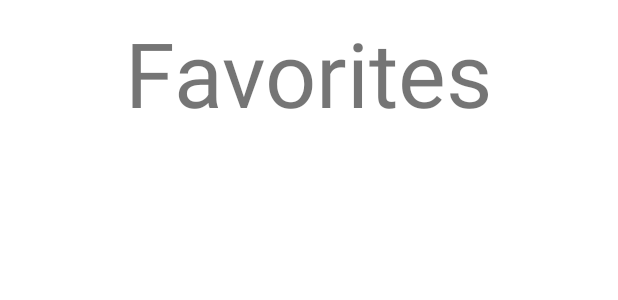
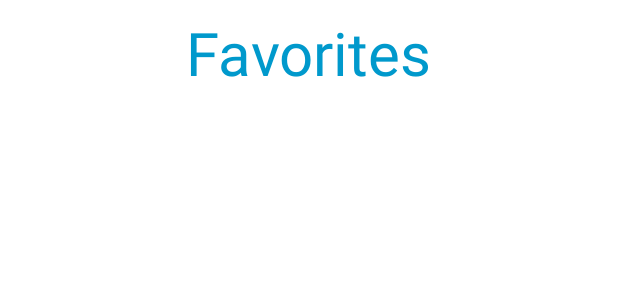
Before and after one commit to jojo0105/AppDev-FinalProject, an Android app: the layout fragment_favorites.xml on its own in the app's theme, with its tools: preview values and no code run, on a phone screen of 412 x 824 dp. Shown: the top 300 px of the screen. Run offline under Robolectric (Android 15) with nearby library versions, the light colour scheme and no system bars.

Commit message:
UI fixes

```diff
--- a/Discovery/app/src/main/res/layout/fragment_favorites.xml
+++ b/Discovery/app/src/main/res/layout/fragment_favorites.xml
@@ -28,7 +28,8 @@
         android:padding="8dp"
         android:text="Favorites"
         android:textAlignment="center"
-        android:textSize="60sp"
+        android:textSize="40sp"
+        android:textColor="@android:color/holo_blue_dark"
         app:layout_constraintEnd_toEndOf="parent"
         app:layout_constraintHorizontal_bias="0.495"
         app:layout_constraintStart_toStartOf="parent"
--- a/Discovery/app/src/main/res/layout/fragment_parks.xml
+++ b/Discovery/app/src/main/res/layout/fragment_parks.xml
@@ -30,7 +30,8 @@
         android:padding="8dp"
         android:text="List of Parks"
         android:textAlignment="center"
-        android:textSize="60sp"
+        android:textSize="40sp"
+        android:textColor="@android:color/holo_blue_dark"
         app:layout_constraintEnd_toEndOf="parent"
         app:layout_constraintStart_toStartOf="parent"
         app:layout_constraintTop_toTopOf="parent" />
```
